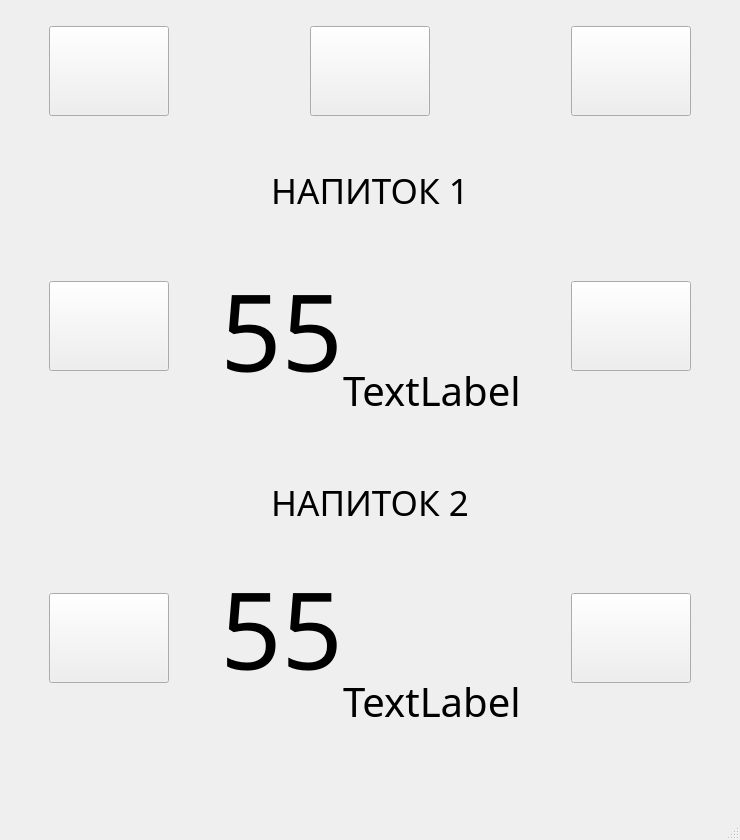
TWOKRAI/Filler, file Filler_interface/Window_filler/UI_filler2.ui: the form before one commit.
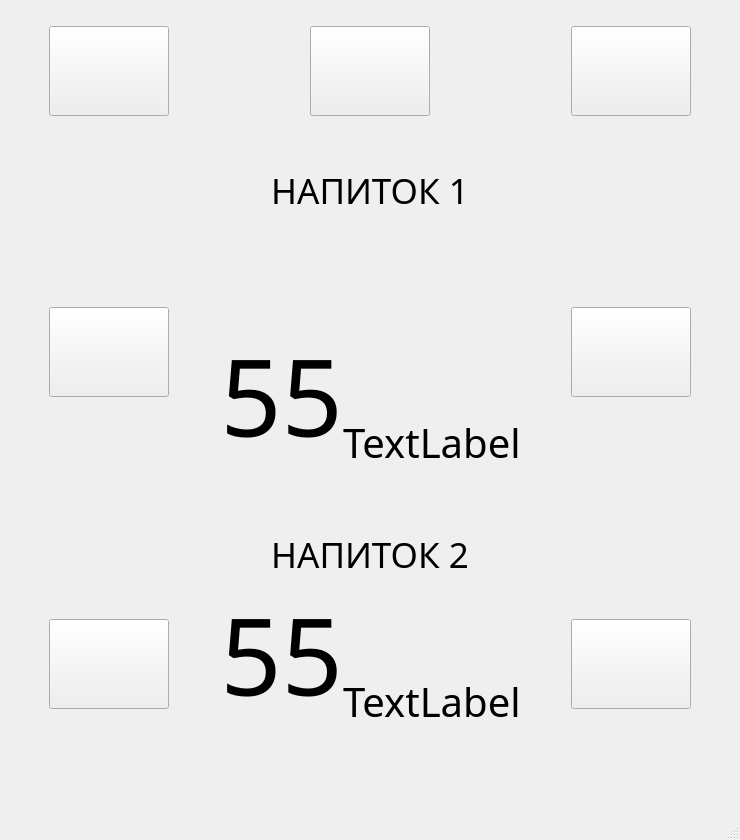
The form after the commit.

Patch:
```diff
--- a/Filler_interface/Window_filler/UI_filler2.ui
+++ b/Filler_interface/Window_filler/UI_filler2.ui
@@ -416,22 +416,6 @@
               </property>
              </widget>
             </item>
-            <item>
-             <spacer name="verticalSpacer_10">
-              <property name="orientation">
-               <enum>Qt::Vertical</enum>
-              </property>
-              <property name="sizeType">
-               <enum>QSizePolicy::Fixed</enum>
-              </property>
-              <property name="sizeHint" stdset="0">
-               <size>
-                <width>20</width>
-                <height>13</height>
-               </size>
-              </property>
-             </spacer>
-            </item>
            </layout>
           </item>
           <item>
@@ -653,22 +637,6 @@
           </item>
           <item>
            <layout class="QVBoxLayout" name="verticalLayout_5">
-            <item>
-             <spacer name="verticalSpacer_13">
-              <property name="orientation">
-               <enum>Qt::Vertical</enum>
-              </property>
-              <property name="sizeType">
-               <enum>QSizePolicy::Expanding</enum>
-              </property>
-              <property name="sizeHint" stdset="0">
-               <size>
-                <width>20</width>
-                <height>13</height>
-               </size>
-              </property>
-             </spacer>
-            </item>
             <item>
              <widget class="QLabel" name="value_2">
               <property name="minimumSize">
@@ -691,19 +659,6 @@
               </property>
              </widget>
             </item>
-            <item>
-             <spacer name="verticalSpacer_14">
-              <property name="orientation">
-               <enum>Qt::Vertical</enum>
-              </property>
-              <property name="sizeHint" stdset="0">
-               <size>
-                <width>20</width>
-                <height>13</height>
-               </size>
-              </property>
-             </spacer>
-            </item>
            </layout>
           </item>
           <item>
```
